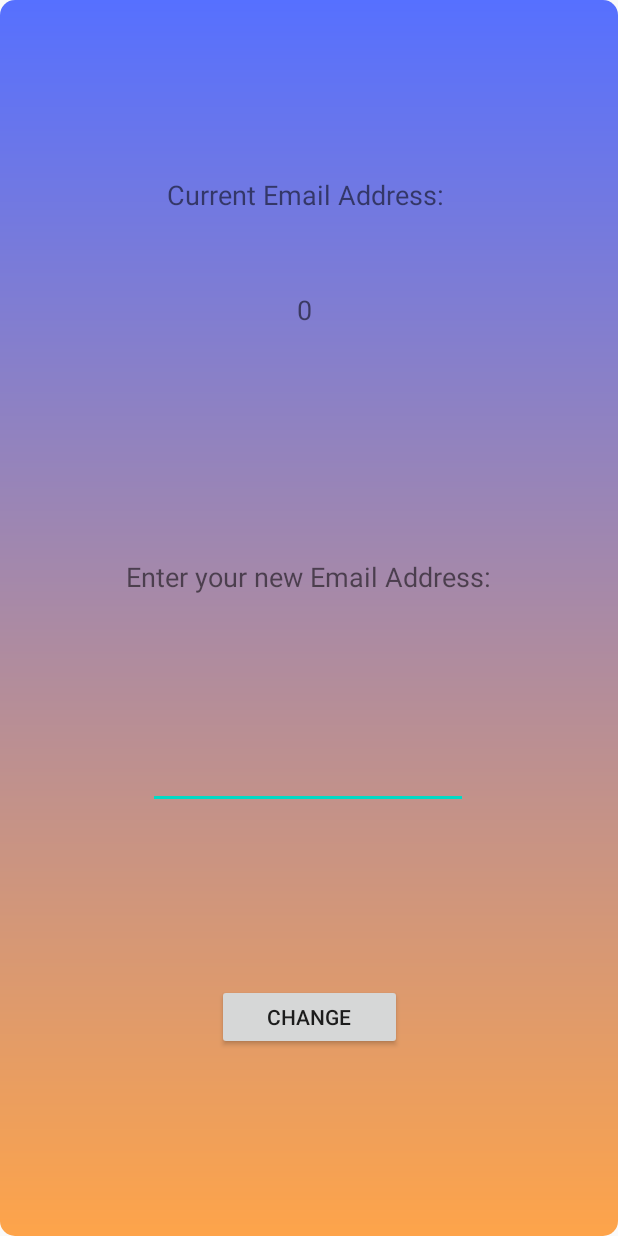
After one commit to PullThePlugItsTooLate/HorizonInc_OmnimarkerZA_Repo, an Android app: the layout activity_profile_change_username_pop.xml on its own in the app's theme, with its tools: preview values and no code run, on a phone screen of 412 x 824 dp. The commit adds this screen. Run offline under Robolectric (Android 15) with nearby library versions, the phone set to English and light mode, and no system bars.

Commit message:
Added all profile code, added comments to currency and safety info

```diff
--- a/app/src/main/java/com/sm19003564/omnimarkerza/LoginActivity.java
+++ b/app/src/main/java/com/sm19003564/omnimarkerza/LoginActivity.java
@@ -54,7 +54,7 @@ public class LoginActivity extends AppCompatActivity {
                         if(task.isSuccessful())
                         {
 
-                            Toast.makeText(LoginActivity.this, "Login for " + mFirebaseAuth.getCurrentUser().getEmail() + "successful", Toast.LENGTH_SHORT).show();
+                            Toast.makeText(LoginActivity.this, "Login for " + mFirebaseAuth.getCurrentUser().getEmail() + " successful", Toast.LENGTH_SHORT).show();
 
                             Intent i = new Intent(LoginActivity.this, MainActivity.class);
                             startActivity(i);
--- a/app/src/main/java/com/sm19003564/omnimarkerza/SafetyInfoActivity.java
+++ b/app/src/main/java/com/sm19003564/omnimarkerza/SafetyInfoActivity.java
@@ -22,6 +22,7 @@ public class SafetyInfoActivity extends AppCompatActivity {
         btnGeneralInfo.setOnClickListener(new View.OnClickListener() {
             @Override
             public void onClick(View v) {
+                //open pop up
                 Intent i = new Intent(getApplicationContext(), SafetyInfoGeneralPopActivity.class );
                 startActivity(i);
             }
@@ -32,6 +33,7 @@ public class SafetyInfoActivity extends AppCompatActivity {
         btnPhoneNumbers.setOnClickListener(new View.OnClickListener() {
             @Override
             public void onClick(View v) {
+                //open pop up
                 Intent i = new Intent(getApplicationContext(), SafetyInfoNumbersPopActivity.class );
                 startActivity(i);
             }
--- a/app/src/main/res/drawable/pop_bg.xml
+++ b/app/src/main/res/drawable/pop_bg.xml
@@ -1,8 +1,8 @@
 <?xml version="1.0" encoding="utf-8"?>
 <shape xmlns:android="http://schemas.android.com/apk/res/android">
         <gradient
-            android:startColor="#B4CFEC"
-            android:endColor="#616D7E"
+            android:startColor="#5670FF"
+            android:endColor="#FEA44A"
             android:angle="270"/>
     <corners
         android:radius="10dp"/>
--- /dev/null
+++ b/app/src/main/res/layout/activity_profile_change_username_pop.xml
@@ -0,0 +1,72 @@
+<?xml version="1.0" encoding="utf-8"?>
+<androidx.constraintlayout.widget.ConstraintLayout xmlns:android="http://schemas.android.com/apk/res/android"
+    xmlns:app="http://schemas.android.com/apk/res-auto"
+    xmlns:tools="http://schemas.android.com/tools"
+    android:layout_width="match_parent"
+    android:layout_height="match_parent"
+    android:background="@drawable/pop_bg"
+    tools:context=".ProfileChangeUsernamePopActivity">
+
+    <TextView
+        android:id="@+id/textViewCurrentEmail"
+        android:layout_width="wrap_content"
+        android:layout_height="wrap_content"
+        android:text="0 "
+        android:textSize="18sp"
+        app:layout_constraintBottom_toBottomOf="parent"
+        app:layout_constraintEnd_toEndOf="parent"
+        app:layout_constraintHorizontal_bias="0.498"
+        app:layout_constraintStart_toStartOf="parent"
+        app:layout_constraintTop_toTopOf="parent"
+        app:layout_constraintVertical_bias="0.243" />
+
+    <TextView
+        android:id="@+id/textViewCurrentEmail4"
+        android:layout_width="wrap_content"
+        android:layout_height="wrap_content"
+        android:text="Current Email Address: "
+        android:textSize="18sp"
+        app:layout_constraintBottom_toBottomOf="parent"
+        app:layout_constraintEnd_toEndOf="parent"
+        app:layout_constraintStart_toStartOf="parent"
+        app:layout_constraintTop_toTopOf="parent"
+        app:layout_constraintVertical_bias="0.147" />
+
+    <TextView
+        android:id="@+id/textViewCurrentEmail5"
+        android:layout_width="wrap_content"
+        android:layout_height="wrap_content"
+        android:text="Enter your new Email Address:"
+        android:textAlignment="center"
+        android:textSize="18sp"
+        app:layout_constraintBottom_toBottomOf="parent"
+        app:layout_constraintEnd_toEndOf="parent"
+        app:layout_constraintHorizontal_bias="0.497"
+        app:layout_constraintStart_toStartOf="parent"
+        app:layout_constraintTop_toTopOf="parent"
+        app:layout_constraintVertical_bias="0.465" />
+
+    <EditText
+        android:id="@+id/editTextTextEmailAddress"
+        android:layout_width="wrap_content"
+        android:layout_height="wrap_content"
+        android:ems="10"
+        android:inputType="textEmailAddress"
+        app:layout_constraintBottom_toBottomOf="parent"
+        app:layout_constraintEnd_toEndOf="parent"
+        app:layout_constraintHorizontal_bias="0.497"
+        app:layout_constraintStart_toStartOf="parent"
+        app:layout_constraintTop_toTopOf="parent"
+        app:layout_constraintVertical_bias="0.634" />
+
+    <Button
+        android:id="@+id/buttonChangeEmail"
+        android:layout_width="123dp"
+        android:layout_height="44dp"
+        android:text="Change"
+        app:layout_constraintBottom_toBottomOf="parent"
+        app:layout_constraintEnd_toEndOf="parent"
+        app:layout_constraintStart_toStartOf="parent"
+        app:layout_constraintTop_toTopOf="parent"
+        app:layout_constraintVertical_bias="0.841" />
+</androidx.constraintlayout.widget.ConstraintLayout>
```
Also changed, not shown: app/src/main/AndroidManifest.xml (+7 -4 lines), app/src/main/java/com/sm19003564/omnimarkerza/CurrencyConverterActivity.java (+9 -2 lines), app/src/main/java/com/sm19003564/omnimarkerza/ProfileActivity.java (+29 -0 lines), app/src/main/java/com/sm19003564/omnimarkerza/ProfileChangePasswordPopActivity.java (added, +109 -0 lines), app/src/main/java/com/sm19003564/omnimarkerza/ProfileChangeUsernamePopActivity.java (added, +98 -0 lines), app/src/main/java/com/sm19003564/omnimarkerza/SafetyInfoGeneralPopActivity.java (+1 -14 lines), app/src/main/java/com/sm19003564/omnimarkerza/SafetyInfoNumbersPopActivity.java (+12 -6 lines), app/src/main/res/layout/activity_profile_change_password_pop.xml (added, +72 -0 lines), 1 other file.
